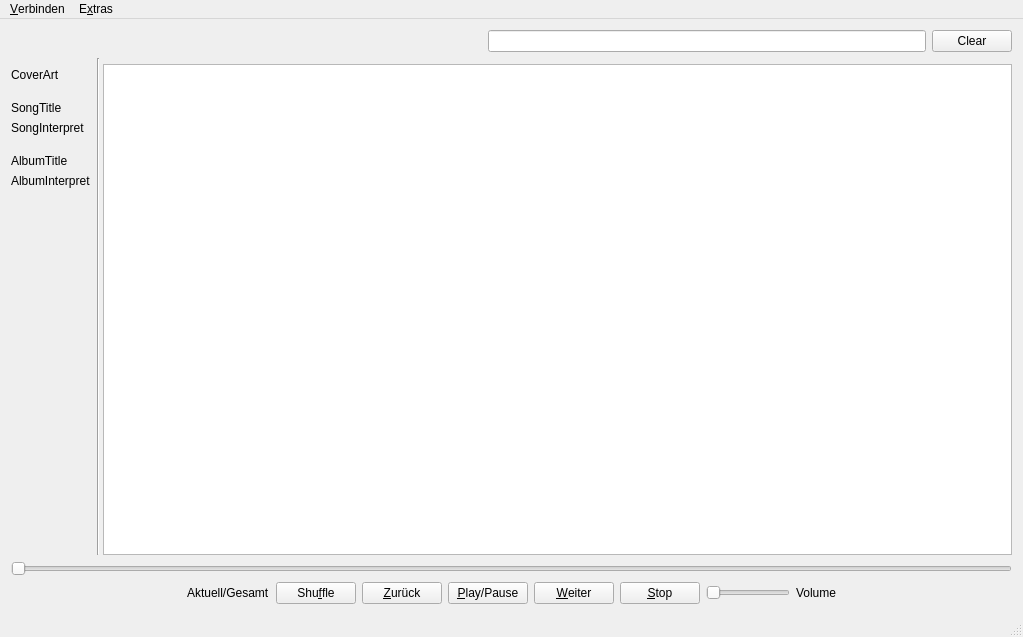
Old version of the form player/arkecho_player/Ui/ArkEchoPlayerView.ui in the repository ArkEcho/arkecho_player.
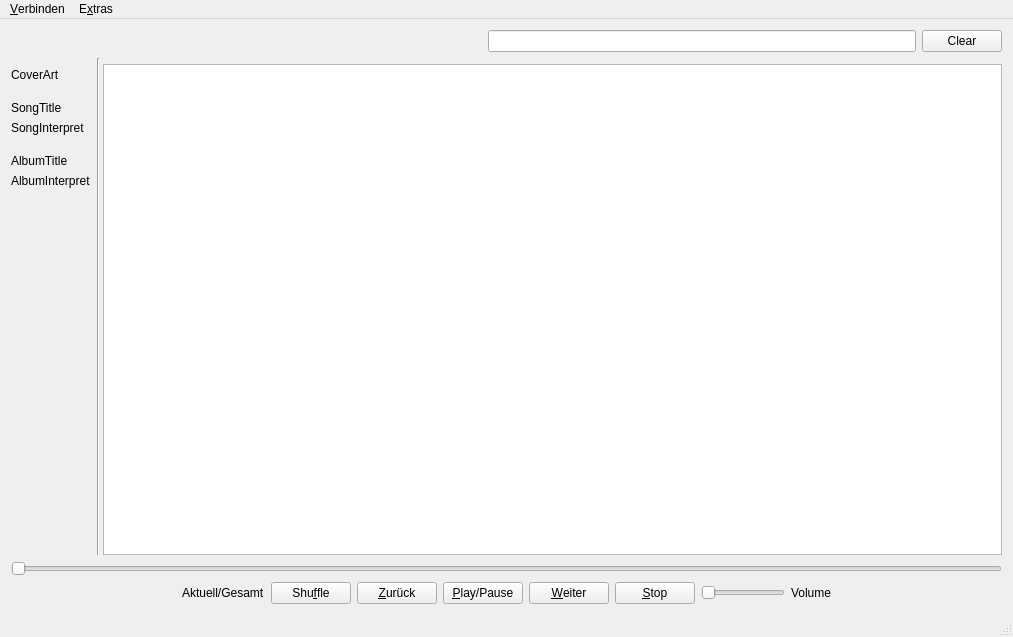
New version of the form.

Diff of the .ui file:
```diff
--- a/player/arkecho_player/Ui/ArkEchoPlayerView.ui
+++ b/player/arkecho_player/Ui/ArkEchoPlayerView.ui
@@ -6,7 +6,7 @@
    <rect>
     <x>0</x>
     <y>0</y>
-    <width>1023</width>
+    <width>1013</width>
     <height>637</height>
    </rect>
   </property>
@@ -291,7 +291,7 @@
     <rect>
      <x>0</x>
      <y>0</y>
-     <width>1023</width>
+     <width>1013</width>
      <height>21</height>
     </rect>
    </property>
```
